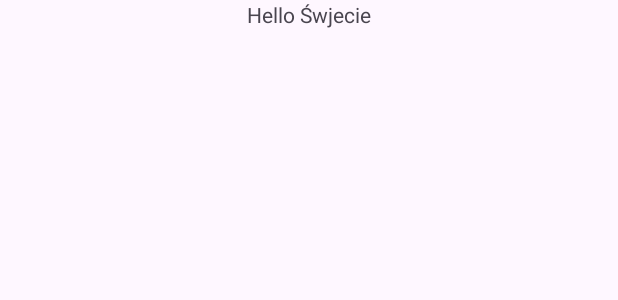
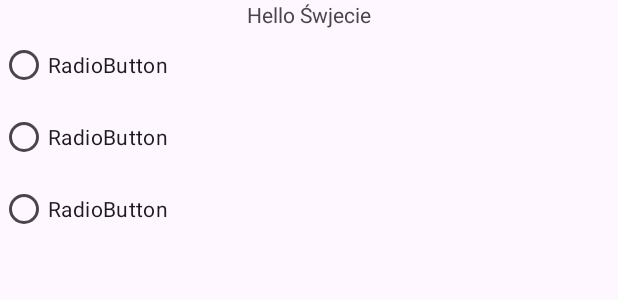
Before and after one commit to StanislawMachnik/retrofit_cz2, an Android app: the layout activity_main.xml on its own in the app's theme, with its tools: preview values and no code run, on a phone screen of 412 x 824 dp. Shown: the top 300 px of the screen. Run offline under Robolectric (Android 15) with nearby library versions, the phone set to English and light mode, and no system bars.

Commit message:
Dodanie RadioGroup i RadioButton do nich + pobranie ich w Javie

```diff
--- a/app/src/main/res/layout/activity_main.xml
+++ b/app/src/main/res/layout/activity_main.xml
@@ -7,13 +7,39 @@
     android:layout_width="match_parent"
     android:layout_height="match_parent"
     android:orientation="vertical"
+    android:gravity="top"
     tools:context=".MainActivity">
 
     <TextView
+        android:id="@+id/trescPytania"
         android:layout_width="wrap_content"
         android:layout_height="wrap_content"
         android:layout_gravity="center"
         android:text="Hello Śwjecie"
         />
 
+    <RadioGroup
+        android:id="@+id/radioGroup"
+        android:layout_width="match_parent"
+        android:layout_height="wrap_content" >
+
+        <RadioButton
+            android:id="@+id/radioButton1"
+            android:layout_width="match_parent"
+            android:layout_height="wrap_content"
+            android:text="RadioButton" />
+
+        <RadioButton
+            android:id="@+id/radioButton2"
+            android:layout_width="match_parent"
+            android:layout_height="wrap_content"
+            android:text="RadioButton" />
+
+        <RadioButton
+            android:id="@+id/radioButton3"
+            android:layout_width="match_parent"
+            android:layout_height="wrap_content"
+            android:text="RadioButton" />
+    </RadioGroup>
+
 </LinearLayout>
```
Also changed, not shown: app/src/main/java/com/pt2/retro/MainActivity.java (+20 -1 lines).
